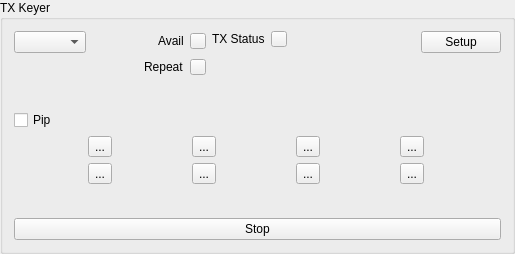
Above: mqt/MqtLogger/txvmbuttonsframe.ui from Rsclub22/Minos2-Mirror before the change. Below: the same form after it.
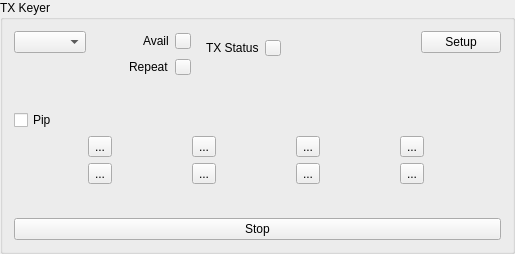
That is the form after the change.

Diff of the .ui file:
```diff
--- a/mqt/MqtLogger/txvmbuttonsframe.ui
+++ b/mqt/MqtLogger/txvmbuttonsframe.ui
@@ -149,6 +149,7 @@
       </layout>
      </item>
      <item>
+      <widget class="QFrame" name="txStatusFrame">
       <layout class="QVBoxLayout" name="verticalLayout_2">
        <item>
         <layout class="QHBoxLayout" name="horizontalLayout_6">
@@ -197,6 +198,7 @@
         </spacer>
        </item>
       </layout>
+      </widget>
      </item>
      <item>
       <spacer name="horizontalSpacer">
```
Lines whose indentation alone changed are shown as unchanged.
